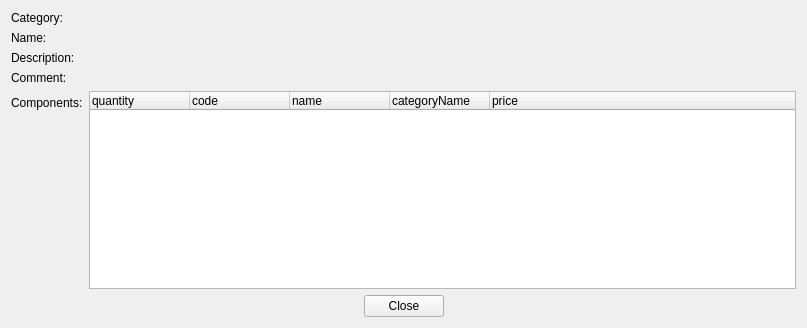
Old version of the form client/uiforms/configuration_show.ui in the repository Wolframe/configurator.
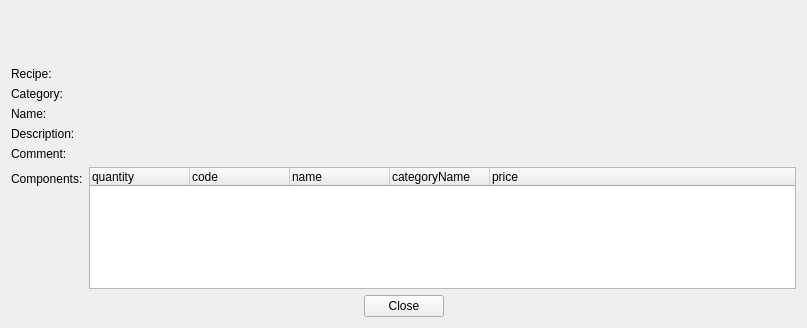
New version of the form.

Commit message: added recipe picture to configuration show dialog

What changed in the file:
```diff
--- a/client/uiforms/configuration_show.ui
+++ b/client/uiforms/configuration_show.ui
@@ -14,17 +14,21 @@
    <string>Show configuration</string>
   </property>
   <property name="action" stdset="0">
-   <string notr="true">ConfigurationRequest configuration {id={id}}</string>
+   <string>ConfigurationRequest configuration {id={id}}</string>
+  </property>
+  <property name="answer" stdset="0">
+   <string>Configuration configuration {id={?}; name{{main.name}}; description{{main.description}}; category {id={?}; {main.category} }; comment {{main.comment}}; recipe { id={?}; {main.recipe} }; picture { id={?}; thumbnail {{picture.base64}} } }
+</string>
   </property>
   <layout class="QFormLayout" name="formLayout">
-   <item row="0" column="0">
+   <item row="2" column="0">
     <widget class="QLabel" name="label_3">
      <property name="text">
       <string>Category:</string>
      </property>
     </widget>
    </item>
-   <item row="6" column="0" colspan="2">
+   <item row="8" column="0" colspan="2">
     <layout class="QHBoxLayout" name="horizontalLayout">
      <item>
       <spacer name="horizontalSpacer">
@@ -64,14 +68,14 @@
      </item>
     </layout>
    </item>
-   <item row="0" column="1">
+   <item row="2" column="1">
     <widget class="QLabel" name="category">
      <property name="text">
       <string/>
      </property>
     </widget>
    </item>
-   <item row="4" column="1">
+   <item row="6" column="1">
     <widget class="QTreeWidget" name="component">
      <property name="minimumSize">
       <size>
@@ -121,28 +125,28 @@
      </column>
     </widget>
    </item>
-   <item row="2" column="0">
+   <item row="4" column="0">
     <widget class="QLabel" name="label_description_2">
      <property name="text">
       <string>Description:</string>
      </property>
     </widget>
    </item>
-   <item row="1" column="0">
+   <item row="3" column="0">
     <widget class="QLabel" name="label_name">
      <property name="text">
       <string>Name:</string>
      </property>
     </widget>
    </item>
-   <item row="3" column="0">
+   <item row="5" column="0">
     <widget class="QLabel" name="label_description">
      <property name="text">
       <string>Comment:</string>
      </property>
     </widget>
    </item>
-   <item row="4" column="0">
+   <item row="6" column="0">
     <widget class="QLabel" name="label">
      <property name="text">
       <string>Components:</string>
@@ -152,27 +156,54 @@
      </property>
     </widget>
    </item>
-   <item row="1" column="1">
+   <item row="3" column="1">
     <widget class="QLabel" name="name">
      <property name="text">
       <string/>
      </property>
     </widget>
    </item>
-   <item row="2" column="1">
+   <item row="4" column="1">
     <widget class="QLabel" name="description">
      <property name="text">
       <string/>
      </property>
     </widget>
    </item>
-   <item row="3" column="1">
+   <item row="5" column="1">
     <widget class="QLabel" name="comment">
      <property name="text">
       <string/>
      </property>
     </widget>
    </item>
+   <item row="1" column="1">
+    <widget class="QLabel" name="recipe">
+     <property name="text">
+      <string/>
+     </property>
+    </widget>
+   </item>
+   <item row="1" column="0">
+    <widget class="QLabel" name="label_2">
+     <property name="text">
+      <string>Recipe:</string>
+     </property>
+    </widget>
+   </item>
+   <item row="0" column="0">
+    <widget class="QLabel" name="picture">
+     <property name="minimumSize">
+      <size>
+       <width>50</width>
+       <height>50</height>
+      </size>
+     </property>
+     <property name="text">
+      <string/>
+     </property>
+    </widget>
+   </item>
   </layout>
  </widget>
  <tabstops>
```
The commit also changes 3 other files.
